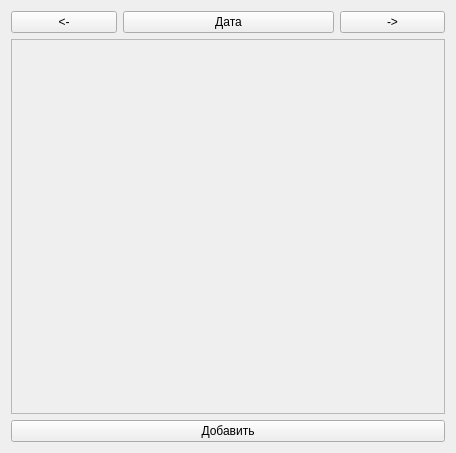
Before: the Qt Designer form tasksform.ui in Unisbern/RPG_planner, drawn with Qt 5.
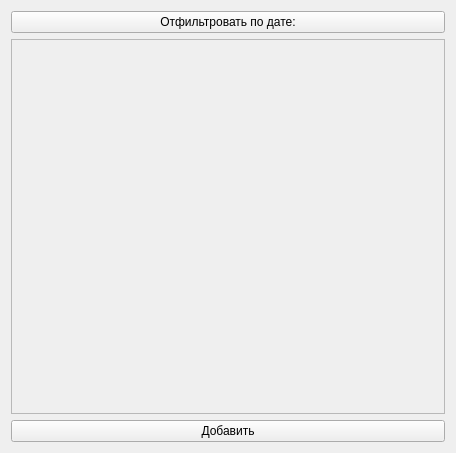
After: the same form once the commit is applied.

Commit message: Реализован фильтр по дате

```diff
--- a/tasksform.ui
+++ b/tasksform.ui
@@ -22,27 +22,6 @@
   <layout class="QGridLayout" name="gridLayout_2">
    <item row="0" column="0">
     <layout class="QGridLayout" name="gridLayout" rowstretch="1,0,0">
-     <item row="0" column="1" colspan="2">
-      <widget class="QPushButton" name="buttonDate">
-       <property name="text">
-        <string>Дата</string>
-       </property>
-      </widget>
-     </item>
-     <item row="0" column="3">
-      <widget class="QPushButton" name="buttonForward">
-       <property name="text">
-        <string>-&gt;</string>
-       </property>
-      </widget>
-     </item>
-     <item row="0" column="0">
-      <widget class="QPushButton" name="buttonBack">
-       <property name="text">
-        <string>&lt;-</string>
-       </property>
-      </widget>
-     </item>
      <item row="1" column="0" colspan="4">
       <widget class="QScrollArea" name="scrollArea">
        <property name="widgetResizable">
@@ -72,6 +51,13 @@
        </property>
       </widget>
      </item>
+     <item row="0" column="0" colspan="4">
+      <widget class="QPushButton" name="buttonDate">
+       <property name="text">
+        <string>Отфильтровать по дате:</string>
+       </property>
+      </widget>
+     </item>
     </layout>
    </item>
   </layout>
```
The commit also changes 6 other files.
